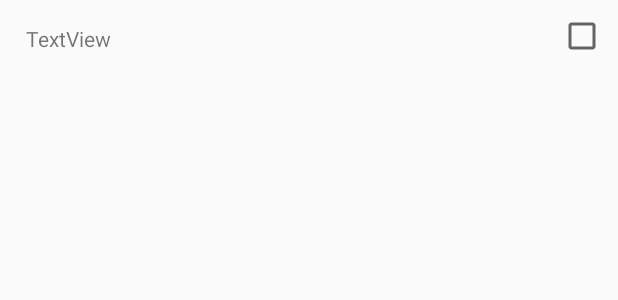
After one commit to strdr4605/AndroidSensors, an Android app: the layout sensor_item_layout.xml on its own in the app's theme, with its tools: preview values and no code run, on a phone screen of 412 x 824 dp. The commit adds this screen. Shown: the top 300 px of the screen. Run offline under Robolectric (Android 15) with nearby library versions, the phone set to English and light mode, and no system bars.

Commit message:
Add RecyclerView to activity_main, implement SensorsAdapter Class that responds for how the RecycleView elements are managed.

```diff
--- a/mobile/build.gradle
+++ b/mobile/build.gradle
@@ -31,5 +31,6 @@ dependencies {
     androidTestImplementation 'com.android.support.test:runner:1.0.1'
     androidTestImplementation 'com.android.support.test.espresso:espresso-core:3.0.1'
     wearApp project(':wear')
-    implementation 'com.google.android.gms:play-services-wearable:+'
+    implementation 'com.android.support:recyclerview-v7:26.1.0'
+    implementation 'com.google.android.gms:play-services-wearable:11.6.0'
 }
--- /dev/null
+++ b/mobile/src/main/res/layout/sensor_item_layout.xml
@@ -0,0 +1,31 @@
+<?xml version="1.0" encoding="utf-8"?>
+<android.support.constraint.ConstraintLayout xmlns:android="http://schemas.android.com/apk/res/android"
+    xmlns:app="http://schemas.android.com/apk/res-auto"
+    android:layout_width="match_parent"
+    android:layout_height="wrap_content">
+
+    <TextView
+        android:id="@+id/sensor_name"
+        android:layout_width="wrap_content"
+        android:layout_height="wrap_content"
+        android:layout_marginBottom="8dp"
+        android:layout_marginEnd="8dp"
+        android:layout_marginTop="16dp"
+        android:text="TextView"
+        app:layout_constraintBottom_toBottomOf="parent"
+        app:layout_constraintEnd_toStartOf="@+id/sensor_check_box"
+        app:layout_constraintHorizontal_bias="0.057"
+        app:layout_constraintLeft_toLeftOf="parent"
+        app:layout_constraintStart_toStartOf="parent"
+        app:layout_constraintTop_toTopOf="parent"
+        app:layout_constraintVertical_bias="0.0" />
+
+    <CheckBox
+        android:id="@+id/sensor_check_box"
+        android:layout_width="wrap_content"
+        android:layout_height="wrap_content"
+        android:layout_marginEnd="8dp"
+        android:layout_marginTop="8dp"
+        app:layout_constraintEnd_toEndOf="parent"
+        app:layout_constraintTop_toTopOf="parent" />
+</android.support.constraint.ConstraintLayout>
```
Also changed, not shown: mobile/src/main/java/com/example/strainu/androidsensors/MainActivity.kt (+8 -0 lines), mobile/src/main/java/com/example/strainu/androidsensors/SensorsAdapter.kt (added, +40 -0 lines), mobile/src/main/res/layout/activity_main.xml (+11 -6 lines).
